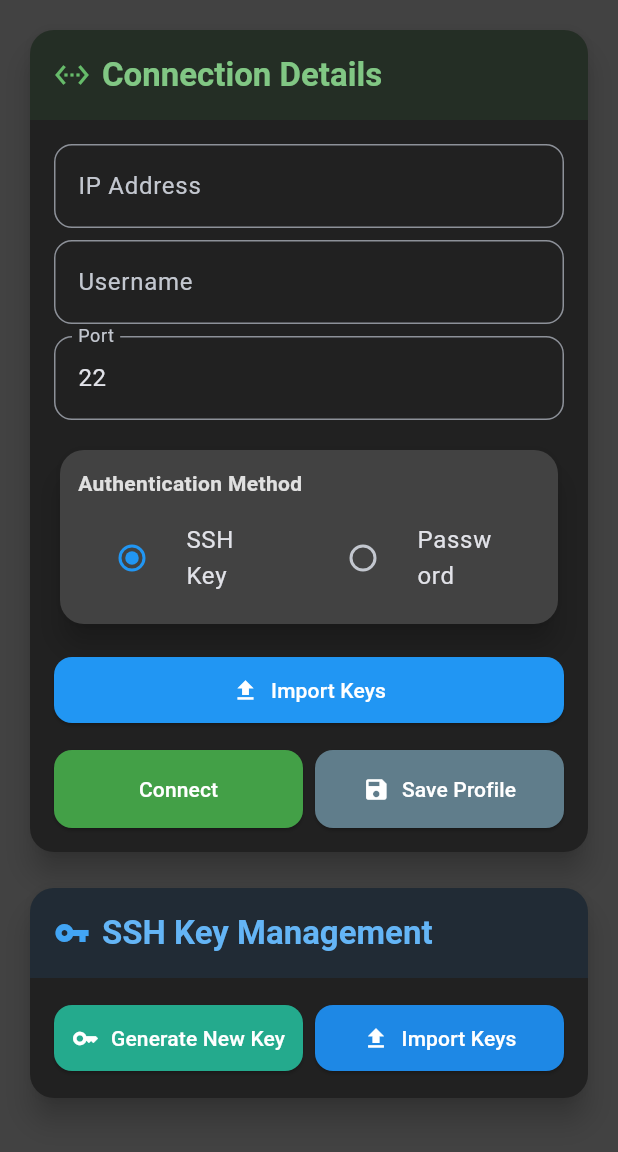
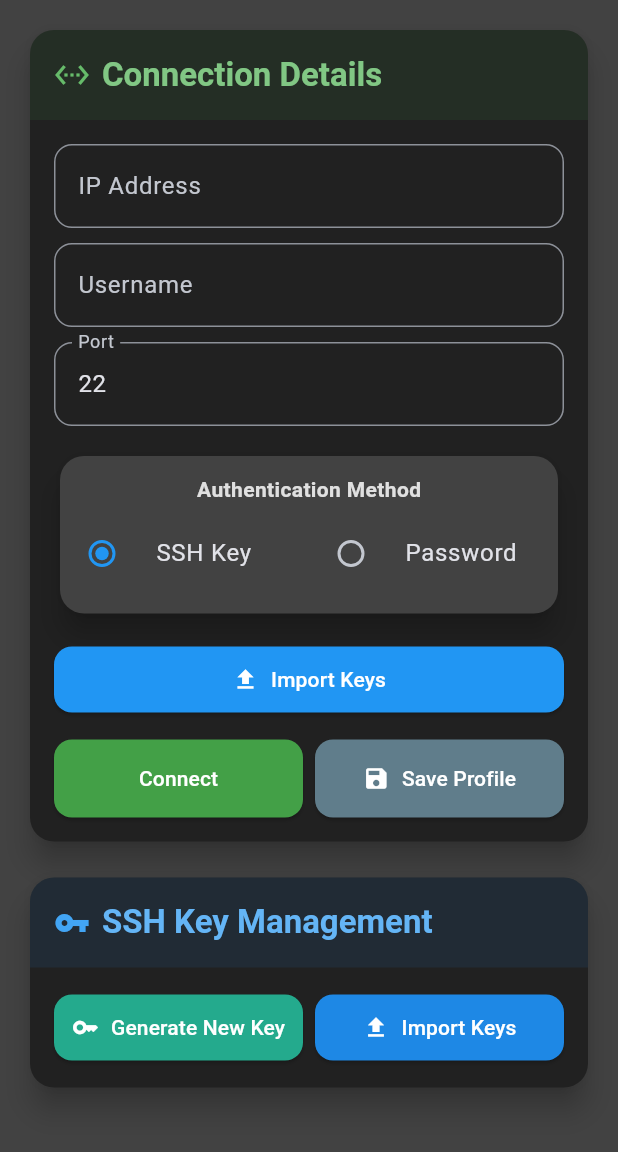
Before and after one commit to sanjaymadari/termile, a Flutter app: the screen it shows after launch, on a phone screen of 412 x 824 dp, the part 84-1236 px from its top. Run offline on Flutter 3.47's test engine with Material 3 defaults, Android fonts, the phone set to English and light mode, and no system bars; our stand-ins replace file_picker, share_plus, shared_preferences; missing offline and left inert: dartssh2, xterm.

Commit message:
Update main.dart

```diff
--- a/lib/main.dart
+++ b/lib/main.dart
@@ -803,7 +803,7 @@ InRealImplementationUseProperCryptoLibrary
                                 ),
                                 keyboardType: TextInputType.number,
                               ),
-                              const SizedBox(height: 8),
+                              const SizedBox(height: 10),
                               TextField(
                                 controller: _usernameController,
                                 decoration: const InputDecoration(
@@ -811,7 +811,7 @@ InRealImplementationUseProperCryptoLibrary
                                   hintText: 'ubuntu',
                                 ),
                               ),
-                              const SizedBox(height: 8),
+                              const SizedBox(height: 10),
                               TextField(
                                 controller: _portController,
                                 decoration: const InputDecoration(
@@ -826,10 +826,11 @@ InRealImplementationUseProperCryptoLibrary
                               Card(
                                 color: Colors.grey.shade800,
                                 child: Padding(
-                                  padding: const EdgeInsets.all(12.0),
+                                  padding: const EdgeInsets.only(
+                                      top: 12, bottom: 12),
                                   child: Column(
                                     crossAxisAlignment:
-                                        CrossAxisAlignment.start,
+                                        CrossAxisAlignment.center,
                                     children: [
                                       Text(
                                         'Authentication Method',
@@ -838,7 +839,7 @@ InRealImplementationUseProperCryptoLibrary
                                           color: Colors.grey.shade300,
                                         ),
                                       ),
-                                      const SizedBox(height: 8),
+                                      const SizedBox(height: 5),
                                       Row(
                                         children: [
                                           Expanded(
@@ -855,6 +856,9 @@ InRealImplementationUseProperCryptoLibrary
                                                 });
                                               },
                                               activeColor: Colors.blue,
+                                              contentPadding:
+                                                  const EdgeInsets.symmetric(
+                                                      horizontal: 8),
                                             ),
                                           ),
                                           Expanded(
@@ -874,6 +878,9 @@ InRealImplementationUseProperCryptoLibrary
                                                 });
                                               },
                                               activeColor: Colors.blue,
+                                              contentPadding:
+                                                  const EdgeInsets.symmetric(
+                                                      horizontal: 8),
                                             ),
                                           ),
                                         ],
@@ -1059,8 +1066,6 @@ InRealImplementationUseProperCryptoLibrary
                                     style: ElevatedButton.styleFrom(
                                       backgroundColor: Colors.green.shade600,
                                       foregroundColor: Colors.white,
-                                      padding: const EdgeInsets.symmetric(
-                                          vertical: 12),
                                     ),
                                   ),
                                 ],
```
